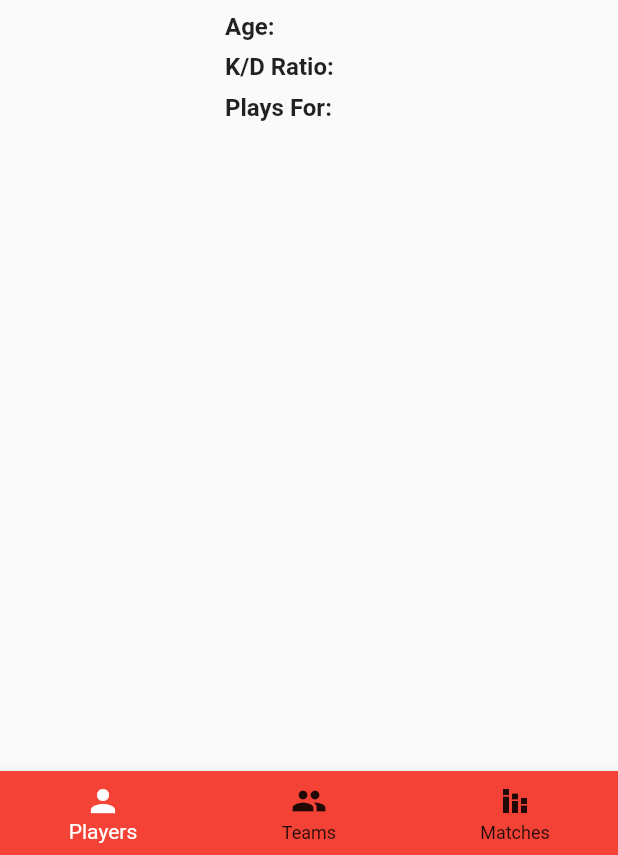
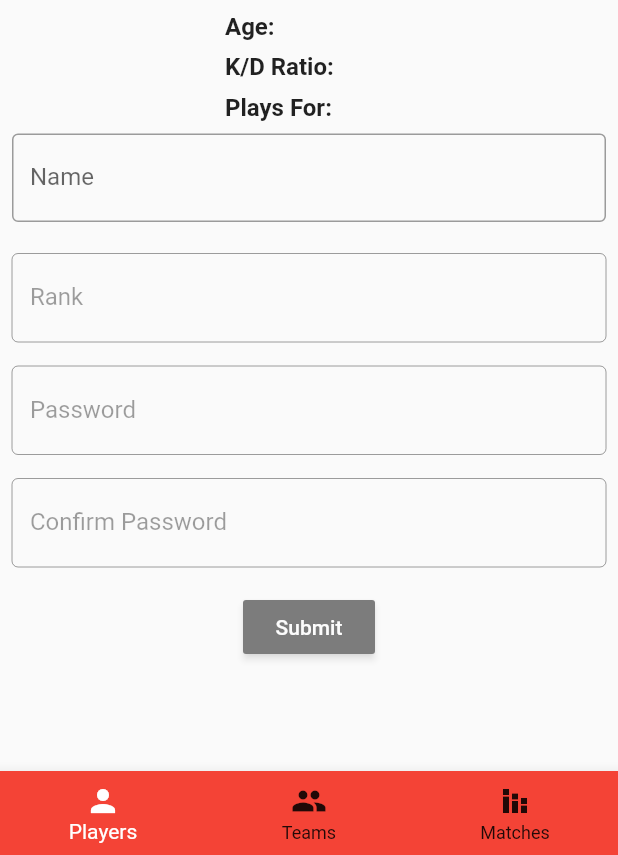
Before and after one commit to vikilinho/helpzo, a Flutter app: the screen it shows after launch, on a phone screen of 412 x 824 dp, the part 381-1236 px from its top. Run offline on Flutter 3.47's test engine with Material 2 defaults, Android fonts, the phone set to English and light mode, and no system bars.

Commit message:
implemented cool textfields

```diff
--- a/lib/screens/players.dart
+++ b/lib/screens/players.dart
@@ -8,6 +8,11 @@ class PlayersScreen extends StatefulWidget {
 }
 
 class _PlayersScreenState extends State<PlayersScreen> {
+  bool enabeInput = false;
+  bool enableCPW = false;
+  bool enablePW = false;
+  bool enableSubmit = false;
+  String? name;
   @override
   Widget build(BuildContext context) {
     return Scaffold(
@@ -123,6 +128,91 @@ class _PlayersScreenState extends State<PlayersScreen> {
                 ),
               ],
             ),
+            Padding(
+              padding: const EdgeInsets.all(8.0),
+              child: TextField(
+                enableSuggestions: true,
+                readOnly: false,
+                autocorrect: true,
+                onSubmitted: (value) {
+                  setState(() {
+                    enabeInput = true;
+                    name = value;
+                  });
+                },
+                decoration: InputDecoration(
+                  border: OutlineInputBorder(),
+                  labelText: 'Name',
+                ),
+              ),
+            ),
+            SizedBox(
+              height: 5.0,
+            ),
+            Padding(
+              padding: const EdgeInsets.all(8.0),
+              child: TextField(
+                onSubmitted: (value) {
+                  setState(() {
+                    enablePW = true;
+                  });
+                },
+                decoration: InputDecoration(
+                  border: OutlineInputBorder(),
+                  labelText: 'Rank',
+                  hintText: name,
+                  enabled: enabeInput,
+                ),
+              ),
+            ),
+            Padding(
+              padding: const EdgeInsets.all(8.0),
+              child: TextField(
+                onSubmitted: (value) {
+                  setState(() {
+                    enableCPW = true;
+                  });
+                },
+                decoration: InputDecoration(
+                  border: OutlineInputBorder(),
+                  labelText: 'Password',
+                  hintText: name,
+                  enabled: enablePW,
+                ),
+              ),
+            ),
+            Padding(
+              padding: const EdgeInsets.all(8.0),
+              child: TextField(
+                onSubmitted: (value) {
+                  setState(() {
+                    enableSubmit = true;
+                  });
+                },
+                decoration: InputDecoration(
+                  border: OutlineInputBorder(),
+                  labelText: 'Confirm Password',
+                  hintText: name,
+                  enabled: enableCPW,
+                ),
+              ),
+            ),
+            Opacity(
+              opacity: enableSubmit ? 1 : 0.5,
+              child: Padding(
+                padding: const EdgeInsets.all(8.0),
+                child: RaisedButton(
+                  color: Colors.black,
+                  onPressed: () {},
+                  child: Text(
+                    'Submit',
+                    style: TextStyle(
+                      color: Colors.white,
+                    ),
+                  ),
+                ),
+              ),
+            ),
           ],
         ),
       ),
```
